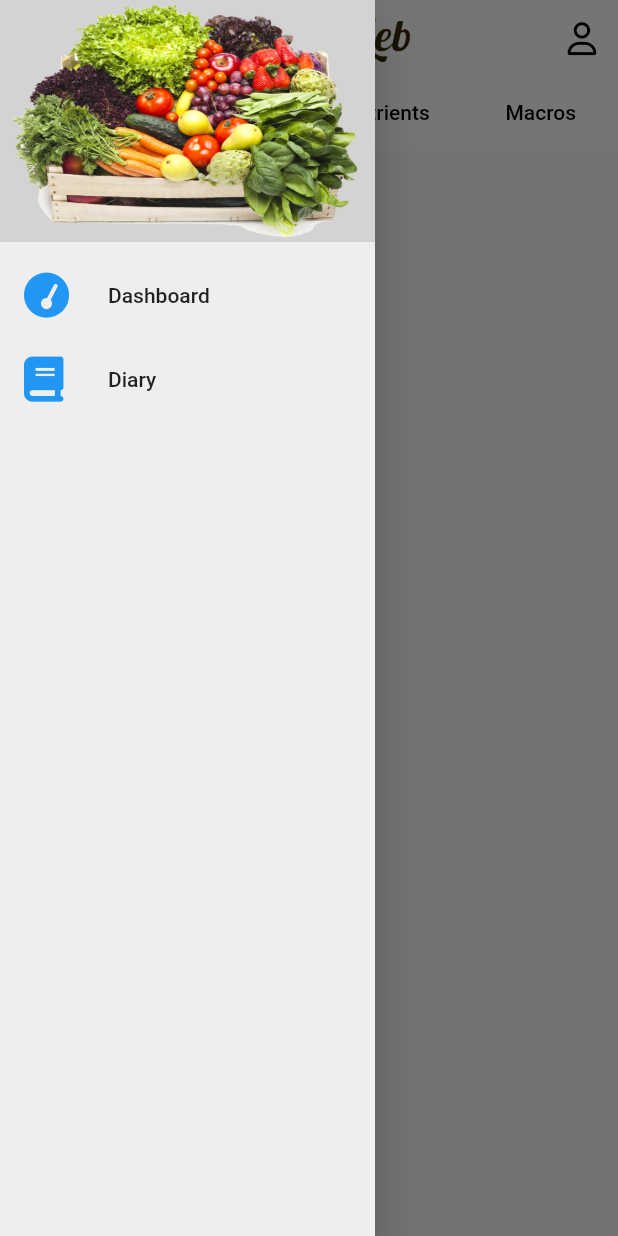
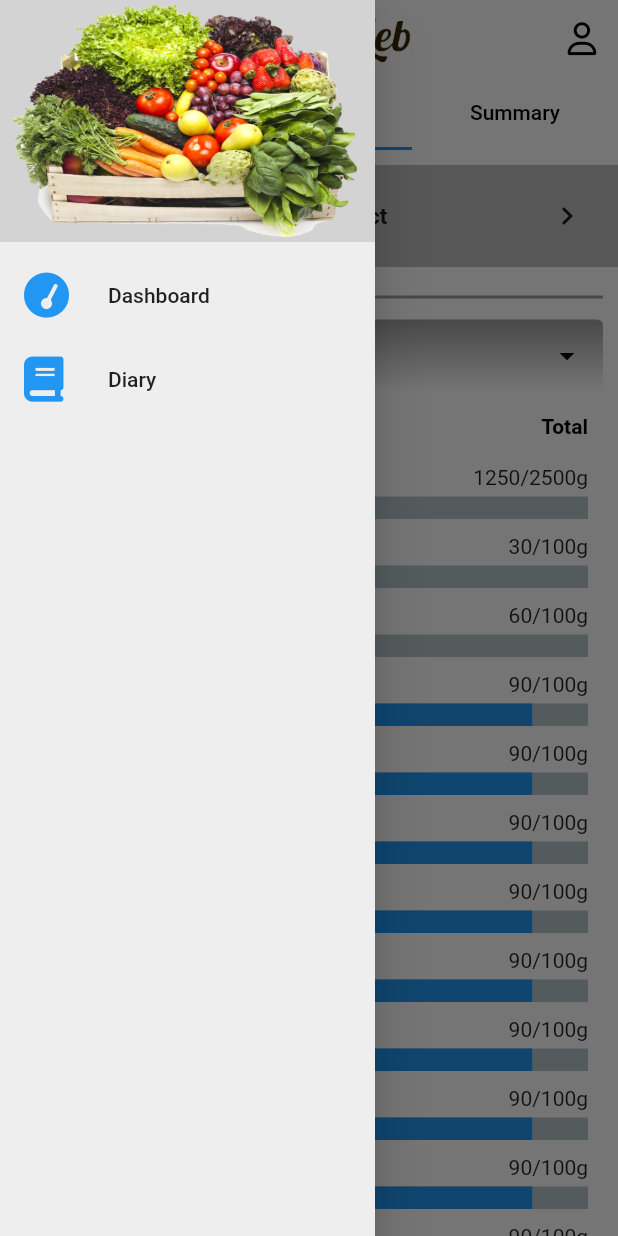
Before and after one commit to Georges-Bou-Chedid/FitnessApp, a Flutter app: the Diary screen opened directly, tab 2 chosen, with the side drawer open, on a phone screen of 412 x 824 dp. Run offline on Flutter 3.47's test engine with Material 2 defaults, Android fonts, the phone set to English and light mode, and no system bars; drawn by our look-alikes of percent_indicator; our stand-ins replace country_picker, firebase_auth, firebase_core, firebase_database, fl_chart, font_awesome_flutter; accounts and stored records are empty.

Commit message:
New Features 7

```diff
--- a/lib/screens/home/diary/diary.dart
+++ b/lib/screens/home/diary/diary.dart
@@ -16,9 +16,8 @@ class Diary extends StatelessWidget {
           preferredSize: Size.fromHeight(100),
           child: MyAppBar(selectedTabs: [
             Tab(text: 'Diary'),
-            Tab(text: 'Calories'),
             Tab(text: 'Nutrients'),
-            Tab(text: 'Macros'),
+            Tab(text: 'Summary')
           ])
         ),
         drawer:  SizedBox(
@@ -28,9 +27,8 @@ class Diary extends StatelessWidget {
         body: TabBarView(
           children: [
             DiaryPage(),
-            Center(child: Text('Calories')),
             NutrientPage(),
-            Center(child: Text('Macros')),
+            Center(child: Text('Summary'))
           ],
         ),
         ),
--- a/lib/screens/home/diary/diary_section.dart
+++ b/lib/screens/home/diary/diary_section.dart
@@ -1,5 +1,4 @@
 import 'package:flutter/material.dart';
-import 'package:intl/intl.dart';
 import '../../../models/Food.dart';
 import '../../../widgets/datepicker.dart';
 import '../../../widgets/piechart.dart';
@@ -11,7 +10,10 @@ class DiaryPage extends StatefulWidget {
   _DiaryPageState createState() => _DiaryPageState();
 }
 
-class _DiaryPageState extends State<DiaryPage> {
+class _DiaryPageState extends State<DiaryPage> with AutomaticKeepAliveClientMixin<DiaryPage> {
+  @override
+  bool get wantKeepAlive => true;
+
   final GlobalKey<FormState> _formKey = GlobalKey<FormState>();
   List<Food> breakfastEntries = [];
   List<Food> lunchEntries = [];
--- a/lib/screens/home/diary/nutrient_section.dart
+++ b/lib/screens/home/diary/nutrient_section.dart
@@ -1,5 +1,8 @@
 import 'package:flutter/material.dart';
 import 'package:percent_indicator/percent_indicator.dart';
+
+import '../../../widgets/datepicker.dart';
+import '../../../widgets/dropdown.dart';
 
 class NutrientPage extends StatelessWidget {
   const NutrientPage({super.key});
@@ -12,40 +15,91 @@ class NutrientPage extends StatelessWidget {
         child: Column(
           mainAxisAlignment: MainAxisAlignment.center,
           children: [
-            PercentageProgressBar(label: 'Protein', percent: 30),
-            PercentageProgressBar(label: 'Carbohydrates', percent: 60),
-            PercentageProgressBar(label: 'Fiber', percent: 90),
-            PercentageProgressBar(label: 'Sugar', percent: 90),
-            PercentageProgressBar(label: 'Fat', percent: 90),
-            PercentageProgressBar(label: 'Saturated Fat', percent: 90),
-            PercentageProgressBar(label: 'Polyunsaturated Fat', percent: 90),
-            PercentageProgressBar(label: 'Monounsaturated Fat', percent: 90),
-            PercentageProgressBar(label: 'Trans Fat', percent: 90),
-            PercentageProgressBar(label: 'Cholesterol', percent: 90),
-            PercentageProgressBar(label: 'Sodium', percent: 90),
-            PercentageProgressBar(label: 'Potassium', percent: 90),
-            PercentageProgressBar(label: 'Vitamin A', percent: 90),
-            PercentageProgressBar(label: 'Vitamin C', percent: 90),
-            PercentageProgressBar(label: 'Calcium', percent: 90),
-            PercentageProgressBar(label: 'Iron', percent: 90),
-          ],
-        ),
+            const SizedBox(
+              height: 10.0,
+            ),
+            const DatePicker(),
+            Padding(
+              padding: const EdgeInsets.all(10.0),
+              child: Column(
+                crossAxisAlignment: CrossAxisAlignment.start,
+                children: <Widget>[
+                const Divider(
+                  color: Colors.grey, // Set the color of the line
+                  height: 20, // Set the height (thickness) of the line
+                  thickness: 2, // Set the thickness of the line
+                ),
+                const SizedBox(height: 5),
+                CustomDropdown(
+                  items: const ['All', 'Breakfast', 'Lunch', 'Dinner'],
+                ),
+                const SizedBox(height: 5),
+                const Padding(
+                  padding: EdgeInsets.all(10.0),
+                  child: Row(
+                    mainAxisAlignment: MainAxisAlignment.end,
+                    children: <Widget>[
+                      Text(
+                        "Total",
+                        style: TextStyle(
+                            fontSize: 14.0,
+                            color: Colors.black,
+                            fontWeight: FontWeight.bold
+                        ),
+                      )
+                    ],
+                  ),
+                ),
+                const SizedBox(height: 8),
+                PercentageProgressBar(label: 'Calories', percent: 50, goal: 2500, gained: 1250),
+                PercentageProgressBar(label: 'Protein', percent: 30, goal: 100, gained: 30),
+                PercentageProgressBar(label: 'Carbohydrates', percent: 60, goal: 100, gained: 60),
+                PercentageProgressBar(label: 'Fiber', percent: 90, goal: 100, gained: 90),
+                PercentageProgressBar(label: 'Sugar', percent: 90, goal: 100, gained: 90),
+                PercentageProgressBar(label: 'Fat', percent: 90, goal: 100, gained: 90),
+                PercentageProgressBar(label: 'Saturated Fat', percent: 90, goal: 100, gained: 90),
+                PercentageProgressBar(label: 'Polyunsaturated Fat', percent: 90, goal: 100, gained: 90),
+                PercentageProgressBar(label: 'Monounsaturated Fat', percent: 90, goal: 100, gained: 90),
+                PercentageProgressBar(label: 'Trans Fat', percent: 90, goal: 100, gained: 90),
+                PercentageProgressBar(label: 'Cholesterol', percent: 90, goal: 100, gained: 90),
+                PercentageProgressBar(label: 'Sodium', percent: 90, goal: 100, gained: 90),
+                PercentageProgressBar(label: 'Potassium', percent: 90, goal: 100, gained: 90),
+                PercentageProgressBar(label: 'Vitamin A', percent: 90, goal: 100, gained: 90),
+                PercentageProgressBar(label: 'Vitamin C', percent: 90, goal: 100, gained: 90),
+                PercentageProgressBar(label: 'Calcium', percent: 90, goal: 100, gained: 90),
+                PercentageProgressBar(label: 'Iron', percent: 90, goal: 100, gained: 90),
+              ],
+            )
+          )
+        ],
       ),
-    );
+    ),
+  );
   }
 }
 
 class PercentageProgressBar extends StatelessWidget {
   final String label;
+  final int goal;
+  final int gained;
   final int percent;
 
-  PercentageProgressBar({required this.label, required this.percent});
+  PercentageProgressBar({super.key, required this.label, required this.percent, required this.goal, required this.gained});
 
   @override
   Widget build(BuildContext context) {
     return Column(
       children: [
-        Text(label),
+        Padding(
+            padding: const EdgeInsets.symmetric(horizontal: 10.0),
+            child: Row(
+              mainAxisAlignment: MainAxisAlignment.spaceBetween,
+              children: <Widget>[
+                Text(label),
+                Text("${gained.toStringAsFixed(0)}/${goal.toStringAsFixed(0)}g")
+              ],
+            ),
+        ),
         const SizedBox(height: 5),
         LinearPercentIndicator(
           lineHeight: 15,
--- a/lib/widgets/datepicker.dart
+++ b/lib/widgets/datepicker.dart
@@ -35,7 +35,7 @@ class DatePickerState extends State<DatePicker> {
   @override
   Widget build(BuildContext context) {
     return Container(
-      color: Colors.white.withOpacity(0.9),
+      color: Colors.grey[400],
       child: Padding(
         padding: const EdgeInsets.all(10.0),
         child: Row(
--- /dev/null
+++ b/lib/widgets/dropdown.dart
@@ -0,0 +1,92 @@
+import 'package:flutter/material.dart';
+
+class CustomDropdown extends StatefulWidget {
+  final List<String> items;
+
+  CustomDropdown({required this.items});
+
+  @override
+  _CustomDropdownState createState() => _CustomDropdownState();
+}
+
+class _CustomDropdownState extends State<CustomDropdown> {
+  String selectedValue = 'All';
+  bool isDropdownOpen = false;
+
+  void toggleDropdown() {
+    setState(() {
+      isDropdownOpen = !isDropdownOpen;
+    });
+  }
+
+  void selectItem(String item) {
+    setState(() {
+      selectedValue = item;
+      isDropdownOpen = false;
+    });
+  }
+
+  @override
+  Widget build(BuildContext context) {
+    return Column(
+      crossAxisAlignment: CrossAxisAlignment.center,
+      children: <Widget>[
+        GestureDetector(
+          onTap: toggleDropdown,
+          child: Container(
+            padding: const EdgeInsets.all(12.0),
+            decoration: BoxDecoration(
+              gradient: const LinearGradient(
+                colors: [Colors.grey, Colors.white],
+                begin: Alignment.topCenter,
+                end: Alignment.bottomCenter,
+              ),
+              borderRadius: BorderRadius.circular(4.0),
+            ),
+            child: Row(
+              mainAxisAlignment: MainAxisAlignment.spaceBetween,
+              children: [
+                Text(
+                  selectedValue,
+                  style: const TextStyle(
+                    color: Colors.black
+                  ),
+                ),
+                Icon(
+                  isDropdownOpen ? Icons.arrow_drop_up : Icons.arrow_drop_down,
+                  color: Colors.black
+                ),
+              ],
+            ),
+          ),
+        ),
+        if (isDropdownOpen)
+          Container(
+            decoration: BoxDecoration(
+              borderRadius: BorderRadius.circular(4.0),
+            ),
+            child: Column(
+              children: widget.items.map((item) {
+                return InkWell(
+                  onTap: () {
+                    selectItem(item);
+                  },
+                  child: Padding(
+                    padding: const EdgeInsets.all(8.0),
+                    child: Text(
+                      item,
+                      style: TextStyle(
+                        color: selectedValue == item
+                            ? Colors.blue // Highlight the selected item
+                            : Colors.black,
+                      ),
+                    ),
+                  ),
+                );
+              }).toList(),
+            ),
+          ),
+      ],
+    );
+  }
+}
```
Also changed, not shown: 7 other files.
